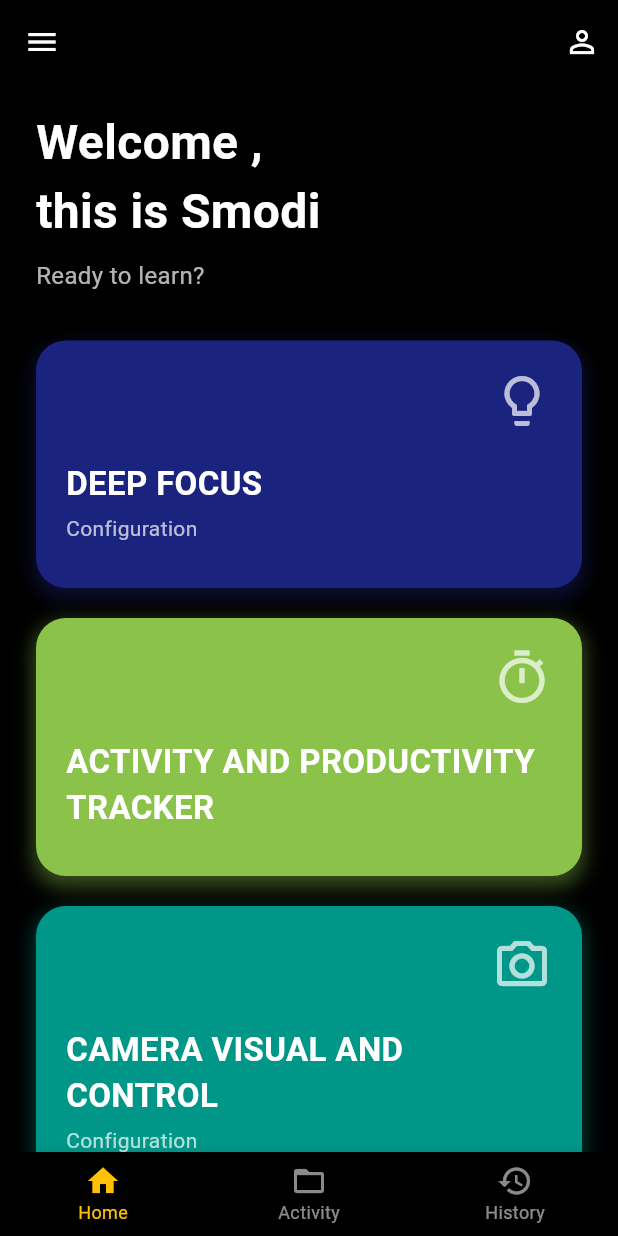
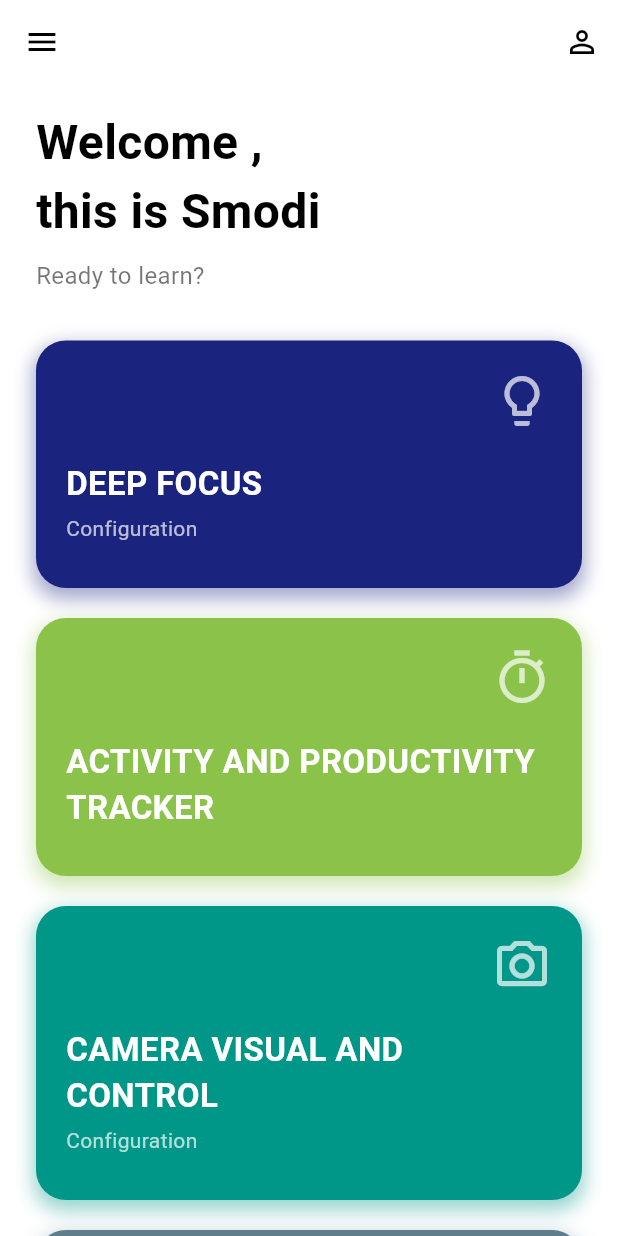
Before and after one commit to aknafff07/smodi, a Flutter app: the HomeScreen screen opened by its route, on a phone screen of 412 x 824 dp. Run offline on Flutter 3.47's test engine with Material 3 defaults, Android fonts, the light colour scheme and no system bars; Roboto replaces fonts that are missing (Montserrat).

Commit message:
ubah halaman login dan home

```diff
--- a/lib/features/authentication/screens/login_form.dart
+++ b/lib/features/authentication/screens/login_form.dart
@@ -95,9 +95,9 @@
                 child: const Text(
                   'Forgot password?',
                   style: TextStyle(
-                    color: Colors.white,
+                    color: Colors.deepPurpleAccent,
                     decoration: TextDecoration.underline,
-                    decorationColor: Colors.white,
+                    decorationColor: Colors.deepPurpleAccent,
                   ),
                 ),
               ),
@@ -108,7 +108,7 @@
             onPressed: _isLoading ? null : _handleLogin,
             child: _isLoading
                 ? const CircularProgressIndicator(color: Colors.white)
-                : const Text('Done', style: TextStyle(fontSize: 18)),
+                : const Text('Login', style: TextStyle(fontSize: 18)),
           ),
         ],
       ),
--- a/lib/features/authentication/screens/signup_form.dart
+++ b/lib/features/authentication/screens/signup_form.dart
@@ -85,7 +85,7 @@
             onPressed: _isLoading ? null : _handleSignUp,
             child: _isLoading
                 ? const CircularProgressIndicator(color: Colors.white)
-                : const Text('Done', style: TextStyle(fontSize: 18)),
+                : const Text('Sign Up', style: TextStyle(fontSize: 18)),
           ),
         ],
       ),
--- a/lib/features/home/home_screen.dart
+++ b/lib/features/home/home_screen.dart
@@ -33,13 +33,13 @@
   @override
   Widget build(BuildContext context) {
     return Scaffold(
-      backgroundColor: Colors.black, // Background gelap sesuai desain
+      backgroundColor: Colors.white, // Background gelap sesuai desain
       appBar: AppBar(
-        backgroundColor: Colors.black, // App bar juga gelap
+        backgroundColor: Colors.white, // App bar juga gelap
         elevation: 0,
         leading: Builder(
           builder: (context) => IconButton(
-            icon: const Icon(Icons.menu, color: Colors.white), // Icon hamburger
+            icon: const Icon(Icons.menu, color: Colors.black), // Icon hamburger
             onPressed: () {
               Scaffold.of(context).openDrawer(); // Buka drawer
             },
@@ -47,7 +47,7 @@
         ),
         actions: [
           IconButton(
-            icon: const Icon(Icons.person_outline, color: Colors.white), // Icon profil
+            icon: const Icon(Icons.person_outline, color: Colors.black), // Icon profil
             onPressed: () {
               ScaffoldMessenger.of(context).showSnackBar(
                 const SnackBar(content: Text('Profile icon clicked! (Coming Soon)')),
@@ -68,7 +68,7 @@
               style: TextStyle(
                 fontSize: 32,
                 fontWeight: FontWeight.bold,
-                color: Colors.white,
+                color: Colors.black,
               ),
             ),
             const Text(
@@ -76,7 +76,7 @@
               style: TextStyle(
                 fontSize: 32,
                 fontWeight: FontWeight.bold,
-                color: Colors.white,
+                color: Colors.black,
               ),
             ),
             const SizedBox(height: 8),
@@ -84,7 +84,7 @@
               'Ready to learn?', // Atau 'Ready to start!'
               style: TextStyle(
                 fontSize: 16,
-                color: Colors.white70,
+                color: Colors.black54,
               ),
             ),
             const SizedBox(height: 32),
@@ -172,27 +172,27 @@
           ],
         ),
       ),
-      bottomNavigationBar: BottomNavigationBar(
-        backgroundColor: Colors.black, // Latar belakang gelap
-        selectedItemColor: AppColors.accentColor, // Warna ikon terpilih (kuning)
-        unselectedItemColor: Colors.white54, // Warna ikon tidak terpilih
-        currentIndex: _selectedIndex,
-        onTap: _onItemTapped,
-        items: const <BottomNavigationBarItem>[
-          BottomNavigationBarItem(
-            icon: Icon(Icons.home),
-            label: 'Home',
-          ),
-          BottomNavigationBarItem(
-            icon: Icon(Icons.folder_open), // Ikon folder
-            label: 'Activity',
-          ),
-          BottomNavigationBarItem(
-            icon: Icon(Icons.history), // Ikon history/reload
-            label: 'History',
-          ),
-        ],
-      ),
+      // bottomNavigationBar: BottomNavigationBar(
+      //   backgroundColor: Colors.black, // Latar belakang gelap
+      //   selectedItemColor: AppColors.accentColor, // Warna ikon terpilih (kuning)
+      //   unselectedItemColor: Colors.white54, // Warna ikon tidak terpilih
+      //   currentIndex: _selectedIndex,
+      //   onTap: _onItemTapped,
+      //   items: const <BottomNavigationBarItem>[
+      //     BottomNavigationBarItem(
+      //       icon: Icon(Icons.home),
+      //       label: 'Home',
+      //     ),
+      //     BottomNavigationBarItem(
+      //       icon: Icon(Icons.folder_open), // Ikon folder
+      //       label: 'Activity',
+      //     ),
+      //     BottomNavigationBarItem(
+      //       icon: Icon(Icons.history), // Ikon history/reload
+      //       label: 'History',
+      //     ),
+      //   ],
+      // ),
     );
   }
 
```
